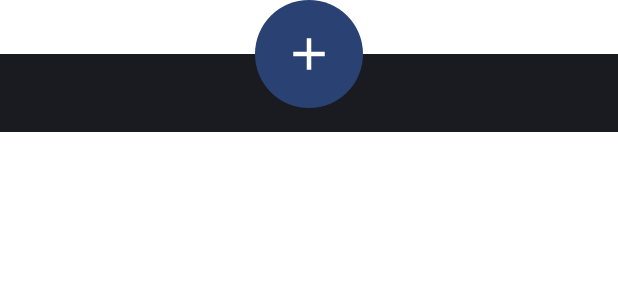
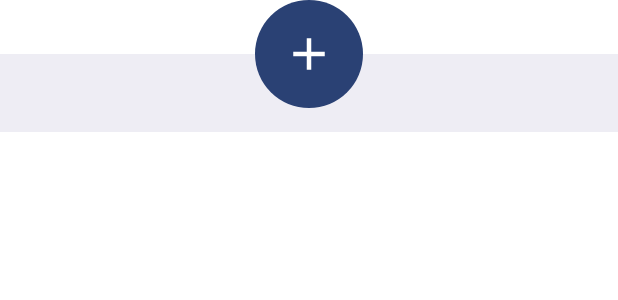
Before and after one commit to RolandMcDoland/VideoJournalApp, an Android app built with Jetpack Compose: the @Preview function BottomBarPreview, on a phone screen of 412 x 824 dp. Shown: the top 300 px of the screen. Run offline under Robolectric (Android 15) with nearby library versions, the phone set to English and light mode, and no system bars; libraries missing offline, so code that uses them is left out: com.bumptech.glide, videojournal.videodb.

Commit message:
Switch off dynamicColor and change primary color

```diff
--- a/app/src/main/AndroidManifest.xml
+++ b/app/src/main/AndroidManifest.xml
@@ -19,7 +19,8 @@
         <activity
             android:name=".MainActivity"
             android:exported="true"
-            android:theme="@style/Theme.VideoJournalApp">
+            android:theme="@style/Theme.VideoJournalApp"
+            android:screenOrientation="portrait">
             <intent-filter>
                 <action android:name="android.intent.action.MAIN" />
 
--- a/app/src/main/java/com/rolandmcdoland/videojournalapp/MainActivity.kt
+++ b/app/src/main/java/com/rolandmcdoland/videojournalapp/MainActivity.kt
@@ -11,7 +11,7 @@ class MainActivity : ComponentActivity() {
         super.onCreate(savedInstanceState)
         enableEdgeToEdge()
         setContent {
-            VideoJournalAppTheme {
+            VideoJournalAppTheme(dynamicColor = false) {
                 MainScreen()
             }
         }
--- a/app/src/main/java/com/rolandmcdoland/videojournalapp/feed/FeedScreen.kt
+++ b/app/src/main/java/com/rolandmcdoland/videojournalapp/feed/FeedScreen.kt
@@ -177,7 +177,7 @@ fun BottomBar(
             modifier = Modifier
                 .fillMaxWidth()
                 .height((maxHeight / 2) + (8.dp + (paddingNavBar / 2)))
-                .background(MaterialTheme.colorScheme.onSurface)
+                .background(MaterialTheme.colorScheme.surfaceContainer)
                 .align(Alignment.BottomStart)
         )
         Surface(
--- a/app/src/main/java/com/rolandmcdoland/videojournalapp/ui/theme/Color.kt
+++ b/app/src/main/java/com/rolandmcdoland/videojournalapp/ui/theme/Color.kt
@@ -5,7 +5,9 @@ import androidx.compose.ui.graphics.Color
 val Purple80 = Color(0xFFD0BCFF)
 val PurpleGrey80 = Color(0xFFCCC2DC)
 val Pink80 = Color(0xFFEFB8C8)
+val GreenDark = Color(0xFF339966)
 
 val Purple40 = Color(0xFF6650a4)
 val PurpleGrey40 = Color(0xFF625b71)
 val Pink40 = Color(0xFF7D5260)
+val GreenLight = Color(0xFF006600)
--- a/app/src/main/java/com/rolandmcdoland/videojournalapp/ui/theme/Theme.kt
+++ b/app/src/main/java/com/rolandmcdoland/videojournalapp/ui/theme/Theme.kt
@@ -12,13 +12,13 @@ import androidx.compose.runtime.Composable
 import androidx.compose.ui.platform.LocalContext
 
 private val DarkColorScheme = darkColorScheme(
-    primary = Purple80,
+    primary = GreenDark,
     secondary = PurpleGrey80,
     tertiary = Pink80
 )
 
 private val LightColorScheme = lightColorScheme(
-    primary = Purple40,
+    primary = GreenLight,
     secondary = PurpleGrey40,
     tertiary = Pink40
 
```
